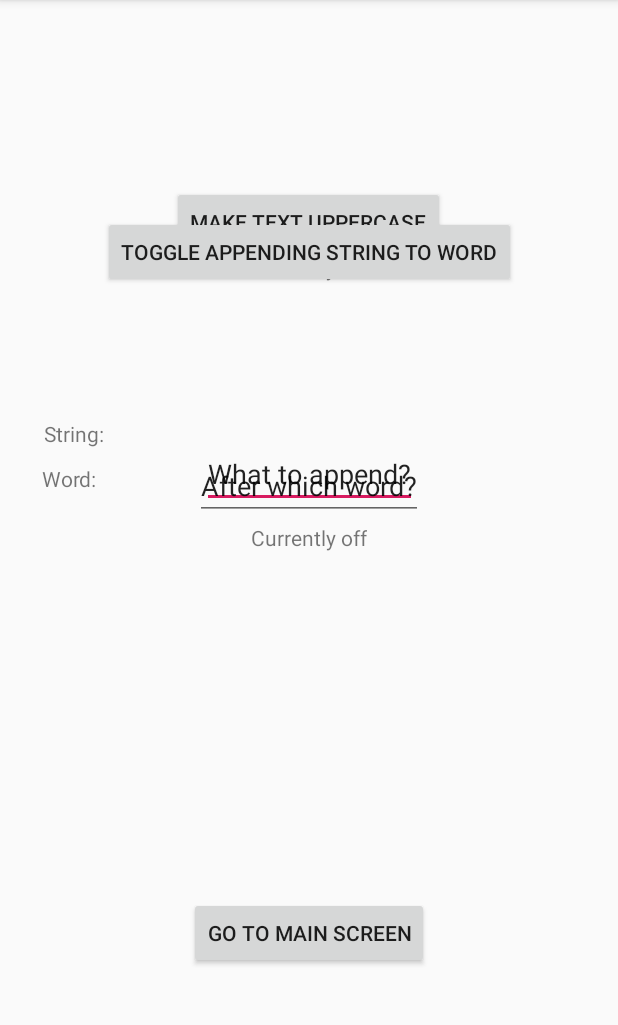
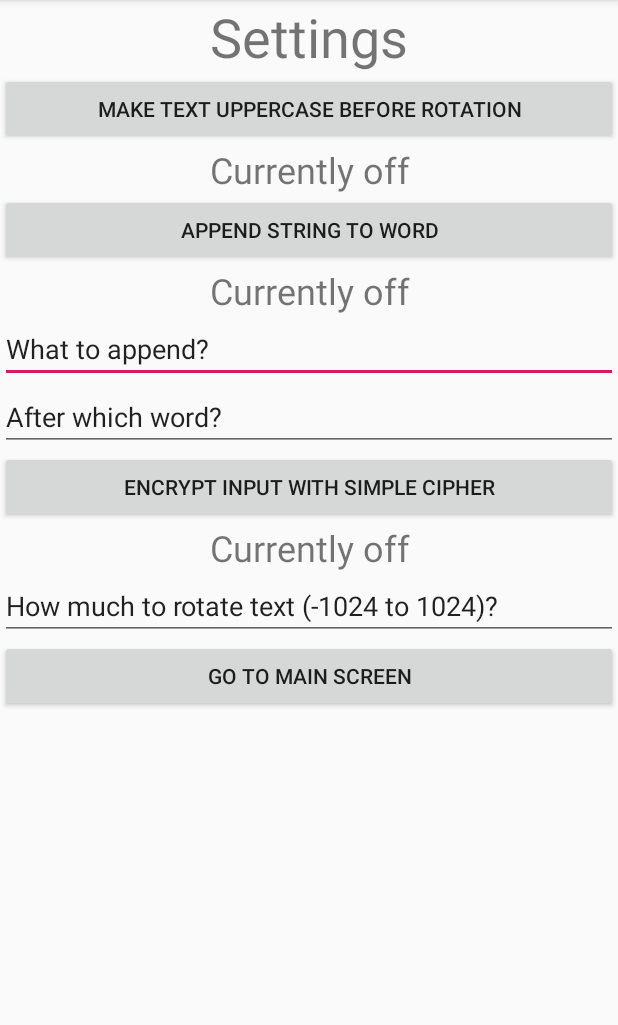
Before and after one commit to jbao8899/MP6_Encryption_Jeremy_Bao_and_Emma_Yu, an Android app: the screen it shows after launch (Settings before the commit, Settings_Vertical after it), after a tap on "SETTINGS", on a phone screen of 412 x 824 dp, the part 84-1109 px from its top. Run offline under Robolectric (Android 15) with nearby library versions, the phone set to English and light mode, and no system bars.

Commit message:
Made new settings page.

```diff
--- a/app/src/main/AndroidManifest.xml
+++ b/app/src/main/AndroidManifest.xml
@@ -11,7 +11,6 @@
         android:roundIcon="@mipmap/ic_launcher_round"
         android:supportsRtl="true"
         android:theme="@style/AppTheme">
-
         <activity android:name=".MainActivity">
             <intent-filter>
                 <action android:name="android.intent.action.MAIN" />
@@ -19,7 +18,8 @@
                 <category android:name="android.intent.category.LAUNCHER" />
             </intent-filter>
         </activity>
-        <activity android:name=".Settings"></activity>
+        <activity android:name=".Settings" />
+        <activity android:name=".Settings_Vertical"></activity>
     </application>
 
 </manifest>
--- a/app/src/main/java/com/example/jbao8/encryptionmp6/BooleansForSettings.java
+++ b/app/src/main/java/com/example/jbao8/encryptionmp6/BooleansForSettings.java
@@ -5,6 +5,23 @@ public class BooleansForSettings {
     private static String toAppend = "";
     private static String whenToAppend = "";
     private static boolean appendOrNot = false;
+    private static String toModify = "";
+    private static String output = "";
+    public static String getOutput() {
+        return output;
+    }
+
+    public static void setOutput(String output) {
+        BooleansForSettings.output = output;
+    }
+
+    public static String getToModify() {
+        return toModify;
+    }
+
+    public static void setToModify(String toModify) {
+        BooleansForSettings.toModify = toModify;
+    }
 
     public static String getWhenToAppend() {
         return whenToAppend;
--- a/app/src/main/java/com/example/jbao8/encryptionmp6/MainActivity.java
+++ b/app/src/main/java/com/example/jbao8/encryptionmp6/MainActivity.java
@@ -10,37 +10,41 @@ import android.widget.TextView;
 
 public class MainActivity extends AppCompatActivity {
     private final String TAG = "MainActivity Class";
-    private boolean makeUpperCase = false;
+    private boolean hasStarted = false;
 
     @Override
     protected void onCreate(Bundle savedInstanceState) {
         super.onCreate(savedInstanceState);
+        Log.d(TAG,"Main Activity started");
+        if (hasStarted) {
+            EditText input = findViewById(R.id.Input);
+            input.setText(BooleansForSettings.getToModify());
+            TextView output = findViewById(R.id.Output);
+            output.setText(BooleansForSettings.getOutput());
+        }
         setContentView(R.layout.activity_main);
     }
     public void transformText(View transformButton) {
+        hasStarted = true;
         //Context context = getApplicationContext();
         EditText input = findViewById(R.id.Input);
         TextView output = findViewById(R.id.Output);
-        Log.d(TAG, "function ran");
-        String toModify = input.getText().toString();
+        Log.d(TAG, "transformText function ran");
+        BooleansForSettings.setToModify(input.getText().toString());
         if (BooleansForSettings.isToCapitalizeAfterRotation()) {
-            toModify = toModify.toUpperCase();
+            BooleansForSettings.setToModify(BooleansForSettings.getToModify().toUpperCase());
         }
-        if (BooleansForSettings.isAppendOrNot()) {
-            String[] words = toModify.split(" ");
-            toModify = "";
-            for (String word : words) {
-                if (word.equals(BooleansForSettings.getWhenToAppend())) {
-                    word += BooleansForSettings.getToAppend();
-                }
-                toModify = toModify + word;
-            }
-        }
-        output.setText(toModify);
+        BooleansForSettings.setOutput(BooleansForSettings.getToModify());
+        output.setText(BooleansForSettings.getOutput());
     }
     // Library causing failures?
     public void goToSettings(View v){
-        Intent myIntent = new Intent(getBaseContext(), Settings.class);
+        hasStarted = true;
+        EditText input = findViewById(R.id.Input);
+        BooleansForSettings.setToModify(input.getText().toString());
+        TextView output = findViewById(R.id.Output);
+        BooleansForSettings.setOutput(output.getText().toString());
+        Intent myIntent = new Intent(getBaseContext(), Settings_Vertical.class); // not working?
         startActivity(myIntent);
     }
 }
--- /dev/null
+++ b/app/src/main/java/com/example/jbao8/encryptionmp6/Settings_Vertical.java
@@ -0,0 +1,37 @@
+package com.example.jbao8.encryptionmp6;
+
+import android.content.Intent;
+import android.support.v7.app.AppCompatActivity;
+import android.os.Bundle;
+import android.view.View;
+import android.widget.TextView;
+
+public class Settings_Vertical extends AppCompatActivity {
+
+    @Override
+    protected void onCreate(Bundle savedInstanceState) {
+        super.onCreate(savedInstanceState);
+        setContentView(R.layout.activity_settings__vertical);
+        TextView capIndicator = findViewById(R.id.capIndicator);
+        if (BooleansForSettings.isToCapitalizeAfterRotation()) {
+            capIndicator.setText(R.string.currently_on);
+        } else {
+            capIndicator.setText(R.string.currently_off);
+        }
+    }
+    public void toggleUpperCase(View transformButton) { //indicator status not being preserved?
+        TextView indicator = findViewById(R.id.capIndicator);
+        if (!BooleansForSettings.isToCapitalizeAfterRotation()) {
+            BooleansForSettings.setToCapitalizeAfterRotation(true);
+            indicator.setText(R.string.currently_on);
+        } else {
+            BooleansForSettings.setToCapitalizeAfterRotation(false);
+            indicator.setText(R.string.currently_off);
+        }
+    }
+    public void goToMain(View v) {
+        Intent myIntent = new Intent(getBaseContext(), MainActivity.class);
+        startActivity(myIntent);
+    }
+    // waiting for target device to come online forever?
+}
--- /dev/null
+++ b/app/src/main/res/layout/activity_settings__vertical.xml
@@ -0,0 +1,92 @@
+<?xml version="1.0" encoding="utf-8"?>
+<LinearLayout xmlns:android="http://schemas.android.com/apk/res/android"
+    xmlns:app="http://schemas.android.com/apk/res-auto"
+    xmlns:tools="http://schemas.android.com/tools"
+    android:layout_width="match_parent"
+    android:layout_height="match_parent"
+    android:orientation="vertical"
+    tools:context=".Settings_Vertical">
+
+    <TextView
+        android:id="@+id/settingsTitle"
+        android:layout_width="match_parent"
+        android:layout_height="wrap_content"
+        android:text="@string/settings"
+        android:gravity="center_horizontal"
+        android:textSize="36sp" />
+
+    <Button
+        android:id="@+id/capitalize"
+        android:layout_width="match_parent"
+        android:layout_height="wrap_content"
+        android:onClick="toggleUpperCase"
+        android:text="@string/make_text_uppercase" />
+
+    <TextView
+        android:id="@+id/capIndicator"
+        android:layout_width="match_parent"
+        android:layout_height="wrap_content"
+        android:text="@string/currently_off"
+        android:gravity="center_horizontal"
+        android:textSize="24sp" />
+
+    <Button
+        android:id="@+id/appendButton"
+        android:layout_width="match_parent"
+        android:layout_height="wrap_content"
+        android:text="@string/append_string_to_word" />
+
+    <TextView
+        android:id="@+id/appendingIndicator"
+        android:layout_width="match_parent"
+        android:layout_height="wrap_content"
+        android:text="@string/currently_off"
+        android:gravity="center_horizontal"
+        android:textSize="24sp" />
+
+    <EditText
+        android:id="@+id/editText"
+        android:layout_width="match_parent"
+        android:layout_height="wrap_content"
+        android:ems="10"
+        android:inputType="text"
+        android:text="@string/what_to_append" />
+
+    <EditText
+        android:id="@+id/appendFollowingThisWord"
+        android:layout_width="match_parent"
+        android:layout_height="wrap_content"
+        android:ems="10"
+        android:inputType="text"
+        android:text="@string/after_which_word" />
+
+    <Button
+        android:id="@+id/rotateButton"
+        android:layout_width="match_parent"
+        android:layout_height="wrap_content"
+        android:text="@string/encrypt_input_with_simple_cipher" />
+
+    <TextView
+        android:id="@+id/rotationIndicator"
+        android:layout_width="match_parent"
+        android:layout_height="wrap_content"
+        android:text="@string/currently_off"
+        android:gravity="center_horizontal"
+        android:textSize="24sp" />
+
+    <EditText
+        android:id="@+id/howMuchToRotate"
+        android:layout_width="match_parent"
+        android:layout_height="wrap_content"
+        android:ems="10"
+        android:inputType="numberSigned"
+        android:text="@string/how_much_to_rotate_text_1024_to_1024" />
+
+    <Button
+        android:id="@+id/goToMain"
+        android:layout_width="match_parent"
+        android:layout_height="wrap_content"
+        android:onClick="goToMain"
+        android:text="@string/go_to_main_screen" />
+
+</LinearLayout>
--- a/app/src/main/res/values/strings.xml
+++ b/app/src/main/res/values/strings.xml
@@ -3,7 +3,7 @@
     <string name="input">Input</string>
     <string name="encrypt">Encrypt</string>
     <string name="output">Output</string>
-    <string name="make_text_uppercase">Make Text Uppercase</string>
+    <string name="make_text_uppercase">Make Text Uppercase Before Rotation</string>
     <string name="currently_off">Currently off</string>
     <string name="currently_on">Currently on</string>
     <string name="settings">Settings</string>
@@ -15,4 +15,6 @@
     <string name="word">Word:</string>
     <string name="after_which_word">After which word?</string>
     <string name="toggle_appending_string_to_word">Toggle Appending String To Word</string>
+    <string name="encrypt_input_with_simple_cipher">Encrypt Input With Simple Cipher</string>
+    <string name="how_much_to_rotate_text_1024_to_1024">How much to rotate text (-1024 to 1024)?</string>
 </resources>
```
